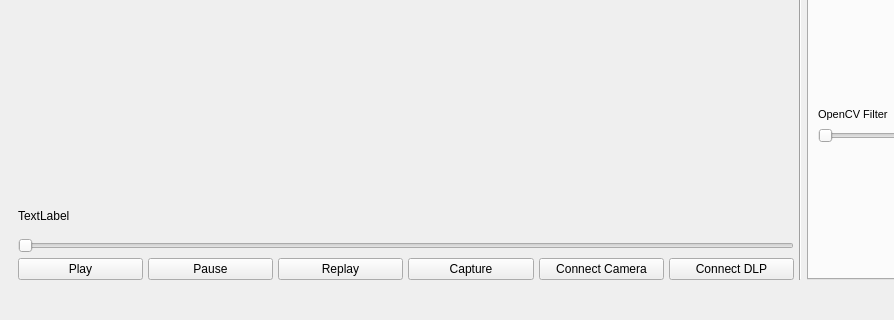
First picture: the form in src/ui/dlpctl.ui, repository tarumishra9498/dlpctlF25, before the edit; both pictures show x 0 to 894 and y 637 to 957 of the 1135 by 957 pixel window.
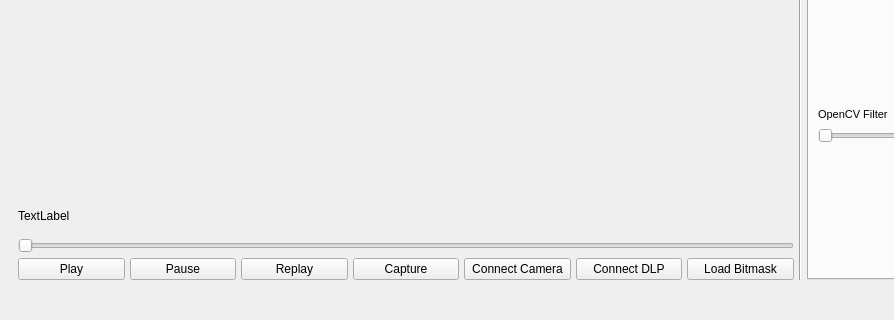
Second picture: the form after the edit.

Commit message: open file picker and get rid of mock dlp thread class

```diff
--- a/src/ui/dlpctl.ui
+++ b/src/ui/dlpctl.ui
@@ -126,6 +126,13 @@
              </property>
             </widget>
            </item>
+           <item>
+            <widget class="QPushButton" name="load_bitmask">
+             <property name="text">
+              <string>Load Bitmask</string>
+             </property>
+            </widget>
+           </item>
           </layout>
          </item>
         </layout>
```
The commit also changes 4 other files.
